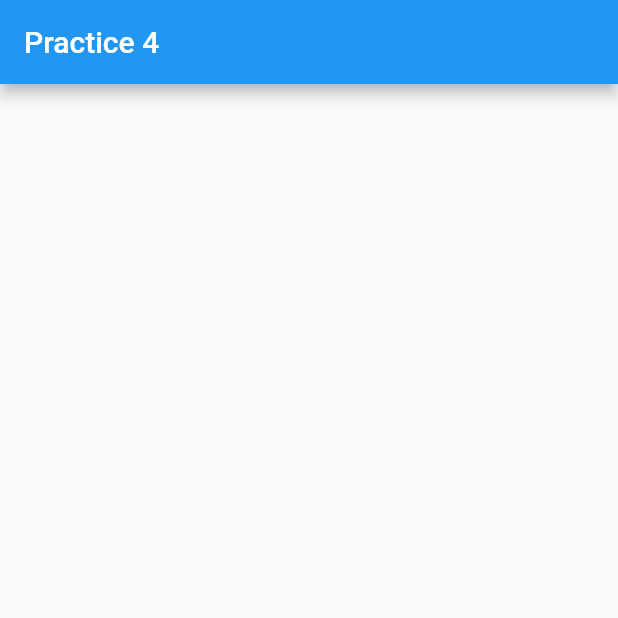
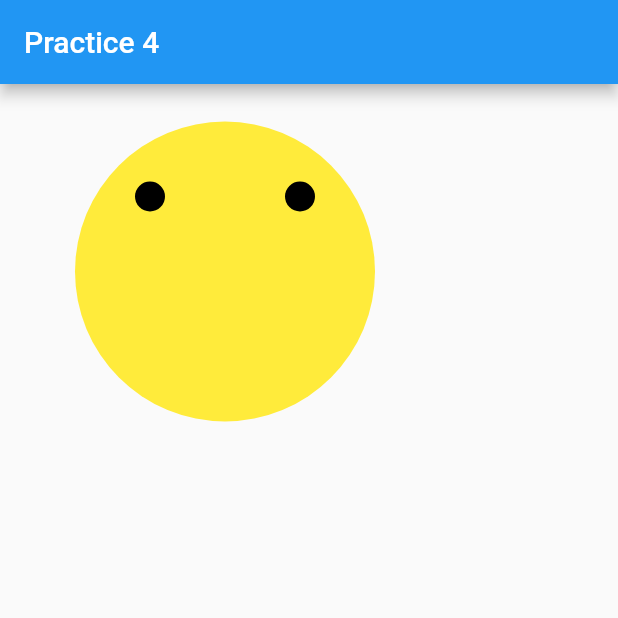
Before and after one commit to samuell324/practice_4, a Flutter app: the screen it shows after launch, on a phone screen of 412 x 824 dp, the top half of it. Run offline on Flutter 3.47's test engine with Material 2 defaults, Android fonts, the phone set to English and light mode, and no system bars.

Commit message:
display SmileyPainter custom paint

```diff
--- a/lib/smileWidget.dart
+++ b/lib/smileWidget.dart
@@ -15,6 +15,7 @@ class SmileyPainter extends CustomPainter {
     canvas.drawCircle(
         Offset(center.dx + radius / 2, center.dy - radius / 2), 10, Paint());
   }
+
   @override
   bool shouldRepaint(CustomPainter oldDelegate) => true;
 }
@@ -31,8 +32,10 @@ class Smile extends CustomPainter {
       canvas.drawArc(Rect.fromCircle(center: center, radius: radius / 2), 0,
           Math.pi, false, smilePaint);
     }
+
     drawMouth();
   }
+
   bool shouldRepaint(CustomPainter oldDelegate) => true;
 }
 
@@ -42,9 +45,19 @@ class MainWidget extends StatefulWidget {
 }
 
 class _MainWidgetState extends State<MainWidget> {
-
   @override
   Widget build(BuildContext context) {
-    return Container();
+    return Container(
+      child: Column(
+        children: [
+          Container(
+              width: 300,
+              height: 250,
+              child: CustomPaint(
+                painter: SmileyPainter(),
+              )),
+        ],
+      ),
+    );
   }
 }
```
